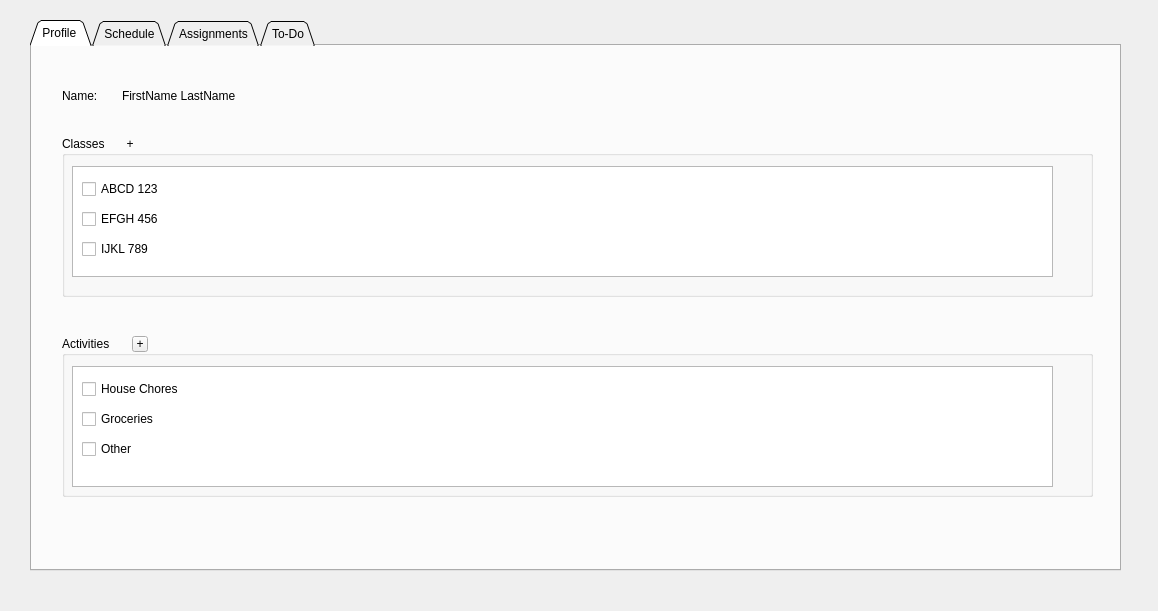
First picture: the form in src/widgets/ProfileScreen/profilescreen.ui, repository gregk27/TasQ-Application, before the edit.
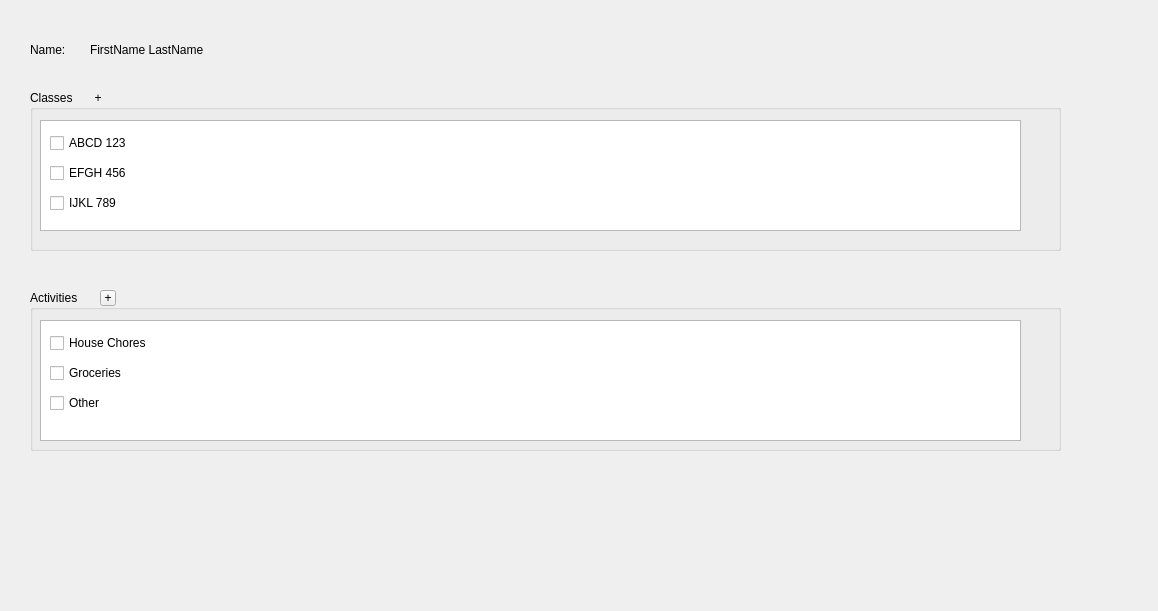
Second picture: the form after the edit. Icons and pictures are not drawn.

Commit message: Remove extra tab layout in profilescreen

What changed in the file:
```diff
--- a/src/widgets/ProfileScreen/profilescreen.ui
+++ b/src/widgets/ProfileScreen/profilescreen.ui
@@ -13,40 +13,7 @@
   <property name="windowTitle">
    <string>Form</string>
   </property>
-  <widget class="QTabWidget" name="tabWidget">
-   <property name="geometry">
-    <rect>
-     <x>30</x>
-     <y>20</y>
-     <width>1091</width>
-     <height>551</height>
-    </rect>
-   </property>
-   <property name="minimumSize">
-    <size>
-     <width>1091</width>
-     <height>551</height>
-    </size>
-   </property>
-   <property name="layoutDirection">
-    <enum>Qt::LeftToRight</enum>
-   </property>
-   <property name="tabShape">
-    <enum>QTabWidget::Triangular</enum>
-   </property>
-   <property name="currentIndex">
-    <number>0</number>
-   </property>
-   <property name="usesScrollButtons">
-    <bool>false</bool>
-   </property>
-   <property name="documentMode">
-    <bool>false</bool>
-   </property>
    <widget class="QWidget" name="tab">
-    <attribute name="title">
-     <string>Profile </string>
-    </attribute>
     <widget class="QGroupBox" name="groupBox">
      <property name="geometry">
       <rect>
@@ -270,22 +237,6 @@
      </property>
     </widget>
    </widget>
-   <widget class="QWidget" name="tab_2">
-    <attribute name="title">
-     <string>Schedule</string>
-    </attribute>
-   </widget>
-   <widget class="QWidget" name="tab_3">
-    <attribute name="title">
-     <string>Assignments</string>
-    </attribute>
-   </widget>
-   <widget class="QWidget" name="tab_4">
-    <attribute name="title">
-     <string>To-Do</string>
-    </attribute>
-   </widget>
-  </widget>
  </widget>
  <resources/>
  <connections/>
```
